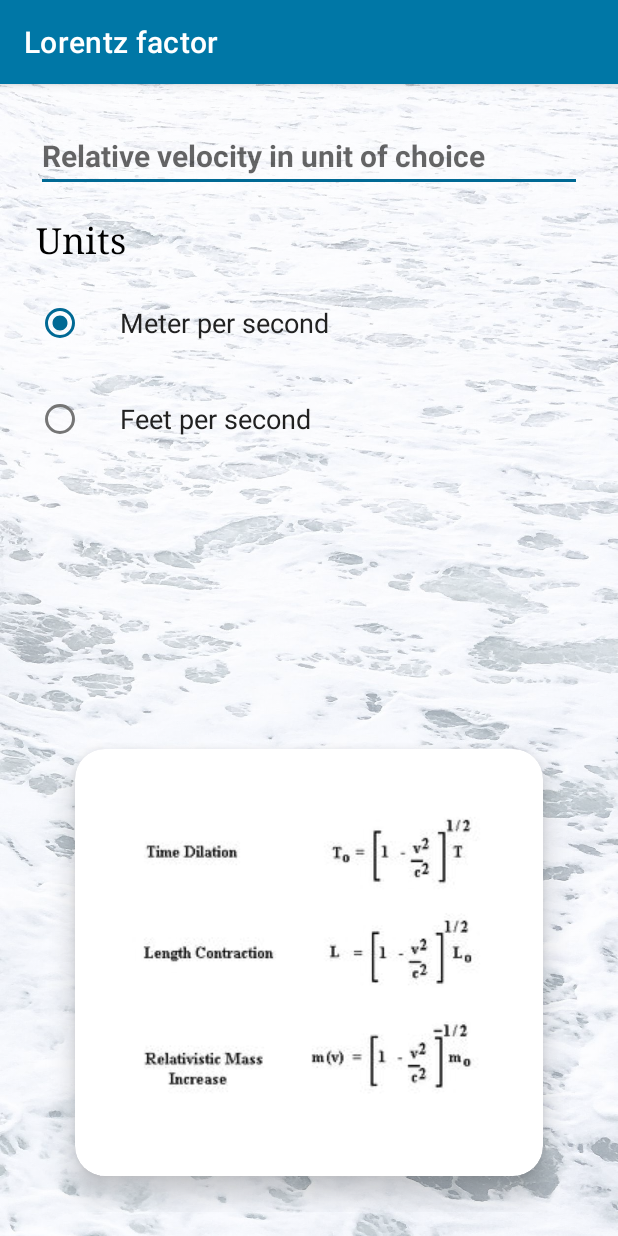
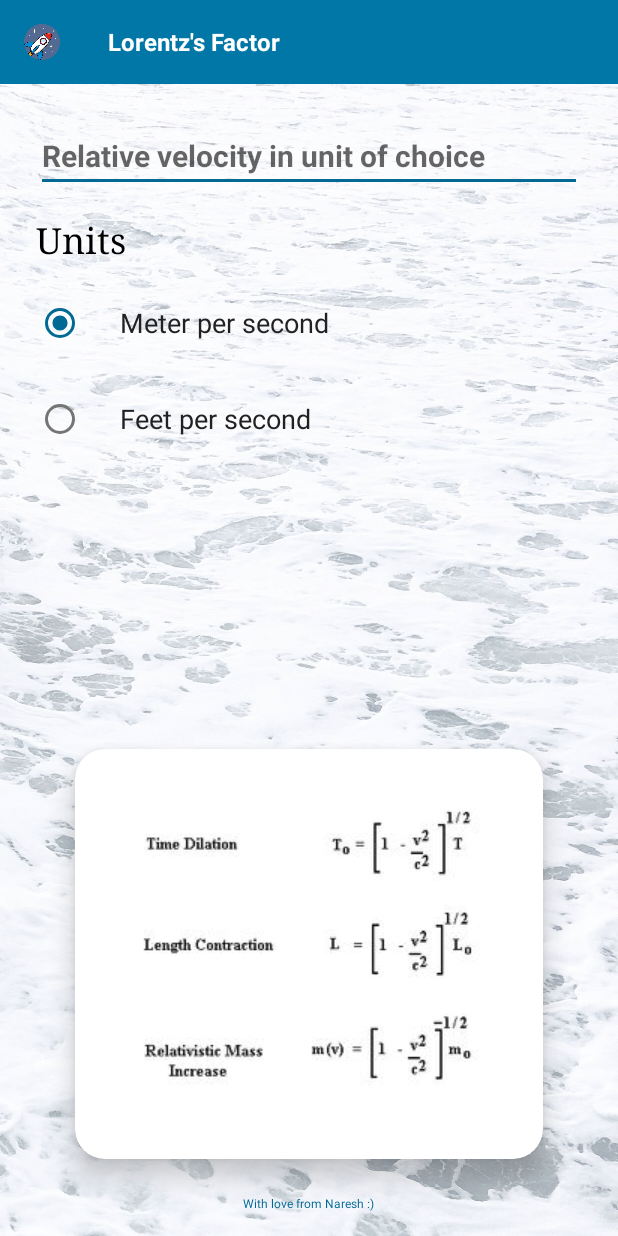
Before and after one commit to NARESH047/Lorent-z-factor, an Android app: the screen it shows after launch (MainActivity), on a phone screen of 412 x 824 dp. Run offline under Robolectric (Android 15) with nearby library versions, the phone set to English and light mode, and no system bars.

Commit message:
Lorentz's Factor calculator

```diff
--- a/app/src/main/res/layout/activity_main.xml
+++ b/app/src/main/res/layout/activity_main.xml
@@ -56,6 +56,7 @@
             android:layout_marginTop="8dp"
             android:layout_marginBottom="16dp"
             android:textStyle="bold"
+            android:textColor="@color/black"
             android:textSize="20sp"
             android:hint="@string/relative_velocity_in_unit_of_choice"
             android:inputType="numberDecimal" />
@@ -130,7 +131,15 @@
                 android:layout_width="wrap_content"
                 android:layout_height="wrap_content"
                 android:src="@drawable/relativity_formulas"
-                android:layout_gravity="center" />
+                android:layout_gravity="center"
+                />
         </androidx.cardview.widget.CardView>
+        <TextView
+            android:layout_width="wrap_content"
+            android:layout_height="wrap_content"
+            android:textSize="8dp"
+            android:layout_gravity="center_horizontal"
+            android:textColor="#006994"
+            android:text="With love from Naresh :)"/>
     </LinearLayout>
 </LinearLayout>
--- a/app/src/main/res/values-night/themes.xml
+++ b/app/src/main/res/values-night/themes.xml
@@ -1,6 +1,6 @@
 <resources xmlns:tools="http://schemas.android.com/tools">
     <!-- Base application theme. -->
-    <style name="Theme.LorentzFactor" parent="Theme.MaterialComponents.DayNight.DarkActionBar">
+    <style name="Theme.LorentzFactor" parent="Theme.MaterialComponents.DayNight.NoActionBar">
         <!-- Primary brand color. -->
         <item name="colorPrimary">#0077A6</item>
         <item name="colorPrimaryDark">#006994</item>
--- a/app/src/main/res/values/themes.xml
+++ b/app/src/main/res/values/themes.xml
@@ -1,6 +1,6 @@
 <resources xmlns:tools="http://schemas.android.com/tools">
     <!-- Base application theme. -->
-    <style name="Theme.LorentzFactor" parent="Theme.MaterialComponents.DayNight.DarkActionBar">
+    <style name="Theme.LorentzFactor" parent="Theme.MaterialComponents.DayNight.NoActionBar">
         <!-- Primary brand color. -->
         <item name="colorPrimary">#0077A6</item>
         <item name="colorPrimaryDark">#006994</item>
```
